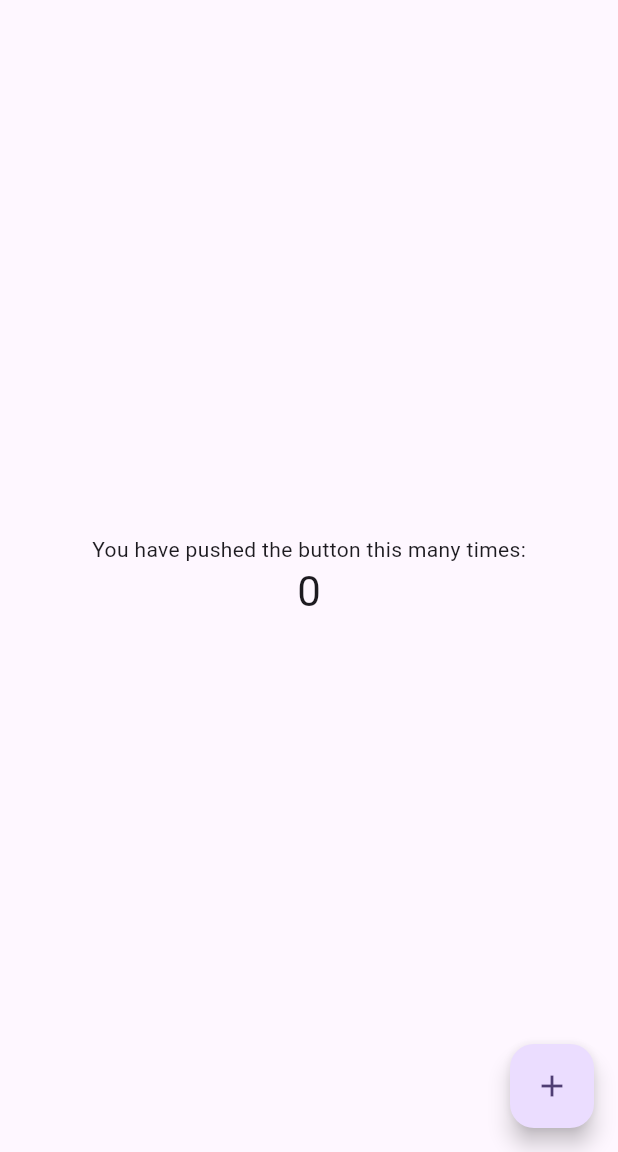
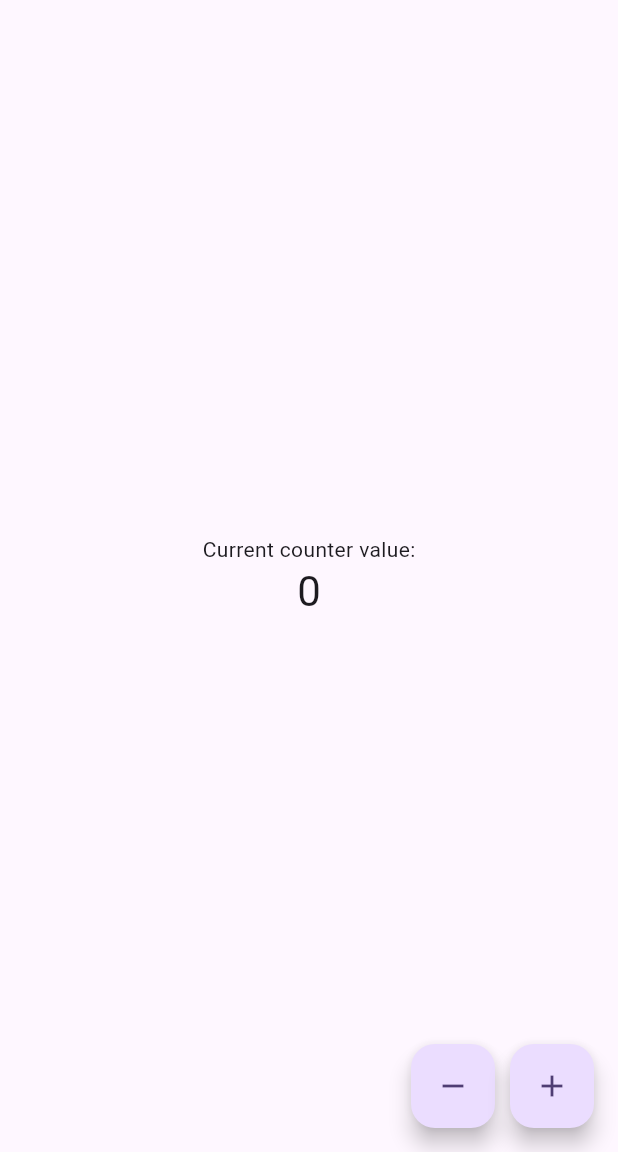
Before and after one commit to MaxInnoTech/test, a Flutter app: the screen it shows after launch, on a phone screen of 412 x 824 dp, the part 84-1236 px from its top. Run offline on Flutter 3.47's test engine with Material 3 defaults, Android fonts, the phone set to English and light mode, and no system bars.

Commit message:
feat: Implement increment and decrement counter functionality
- I modified the counter logic to support both incrementing and decrementing the counter value.
- I added a decrement button (-) alongside the existing increment button (+).
- I updated the UI to display both buttons and reflect the counter's current value, starting from 0.
- I changed the descriptive text to 'Current counter value:'.

```diff
--- a/flutter_application_1/lib/main.dart
+++ b/flutter_application_1/lib/main.dart
@@ -56,21 +56,25 @@ class MyHomePage extends StatefulWidget {
 class _MyHomePageState extends State<MyHomePage> {
   int _counter = 0;
 
-  void _incrementCounter() {
+  void _changeCounter(bool increment) {
     setState(() {
       // This call to setState tells the Flutter framework that something has
       // changed in this State, which causes it to rerun the build method below
       // so that the display can reflect the updated values. If we changed
       // _counter without calling setState(), then the build method would not be
       // called again, and so nothing would appear to happen.
-      _counter++;
+      if (increment) {
+        _counter++;
+      } else {
+        _counter--;
+      }
     });
   }
 
   @override
   Widget build(BuildContext context) {
     // This method is rerun every time setState is called, for instance as done
-    // by the _incrementCounter method above.
+    // by the _changeCounter method above.
     //
     // The Flutter framework has been optimized to make rerunning build methods
     // fast, so that you can just rebuild anything that needs updating rather
@@ -104,7 +108,7 @@ class _MyHomePageState extends State<MyHomePage> {
           // wireframe for each widget.
           mainAxisAlignment: MainAxisAlignment.center,
           children: <Widget>[
-            const Text('You have pushed the button this many times:'),
+            const Text('Current counter value:'), // Updated text
             Text(
               '$_counter',
               style: Theme.of(context).textTheme.headlineMedium,
@@ -112,10 +116,21 @@ class _MyHomePageState extends State<MyHomePage> {
           ],
         ),
       ),
-      floatingActionButton: FloatingActionButton(
-        onPressed: _incrementCounter,
-        tooltip: 'Increment',
-        child: const Icon(Icons.add),
+      floatingActionButton: Row( // Changed to Row to accommodate two buttons
+        mainAxisAlignment: MainAxisAlignment.end,
+        children: <Widget>[
+          FloatingActionButton(
+            onPressed: () => _changeCounter(false), // Decrement
+            tooltip: 'Decrement',
+            child: const Icon(Icons.remove),
+          ),
+          const SizedBox(width: 10), // Spacer between buttons
+          FloatingActionButton(
+            onPressed: () => _changeCounter(true), // Increment
+            tooltip: 'Increment',
+            child: const Icon(Icons.add),
+          ),
+        ],
       ), // This trailing comma makes auto-formatting nicer for build methods.
     );
   }
```
